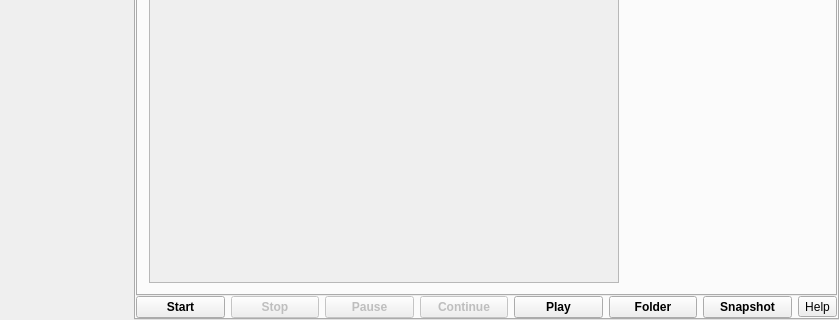
The window that src/formMainWindow.ui (vkohaupt/vokoscreenNG) describes before a commit, drawn with Qt 5; both pictures show x 0 to 839 and y 260 to 580 of the 839 by 580 pixel window.
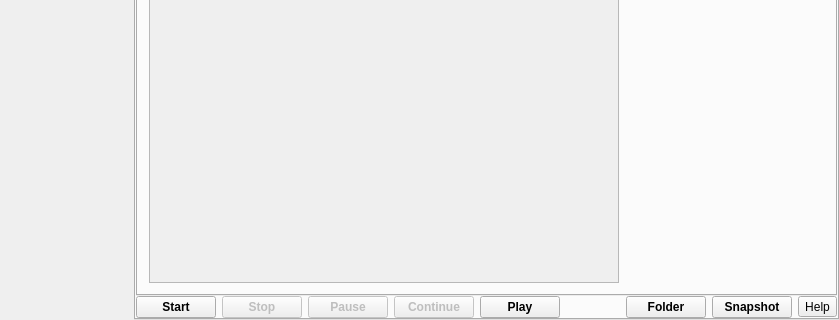
The same window after the commit. The open tabs and pages were chosen to show the change. Icons and pictures are not drawn.

```diff
--- a/src/formMainWindow.ui
+++ b/src/formMainWindow.ui
@@ -3123,6 +3123,19 @@
             </property>
            </widget>
           </item>
+          <item>
+           <spacer name="horizontalSpacer_7">
+            <property name="orientation">
+             <enum>Qt::Orientation::Horizontal</enum>
+            </property>
+            <property name="sizeHint" stdset="0">
+             <size>
+              <width>40</width>
+              <height>20</height>
+             </size>
+            </property>
+           </spacer>
+          </item>
           <item>
            <widget class="QPushButton" name="pushButtonScreencastOpenfolder">
             <property name="font">
```
Left out of the diff: 10 changed lines with no effect on the pictures.
